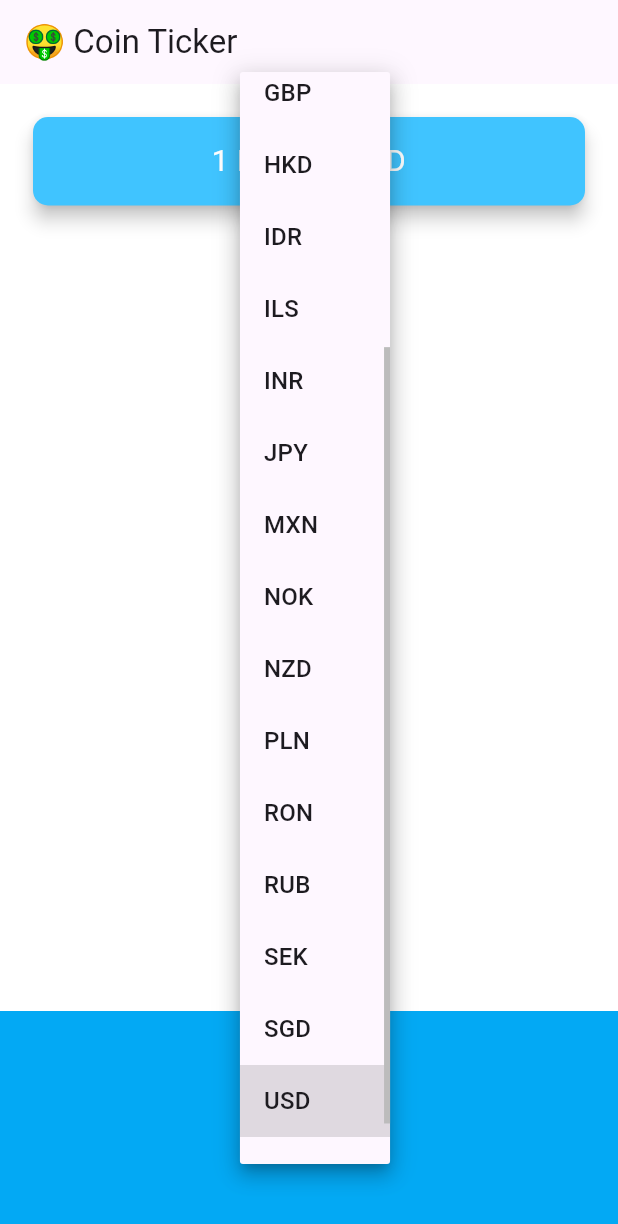
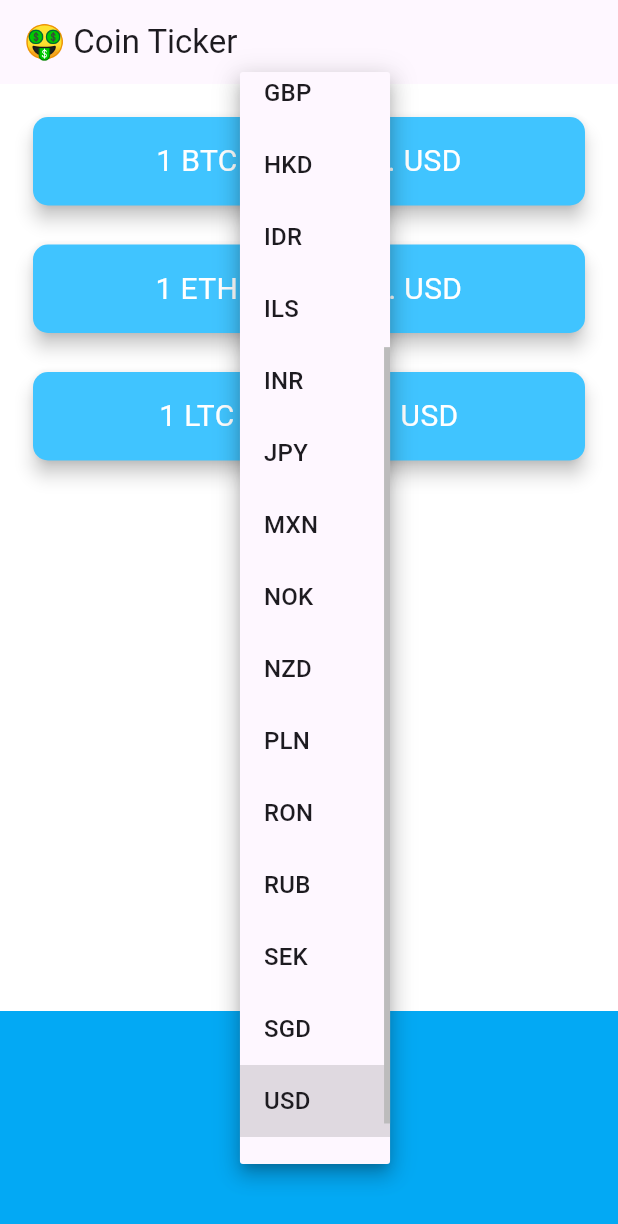
Before and after one commit to GuilhermeSilvaCosta/bitcoin-ticker-flutter, a Flutter app: the screen it shows after launch, after a tap on "USD", on a phone screen of 412 x 824 dp. Shown: the top 1224 px of the screen. Run offline on Flutter 3.47's test engine with Material 2 defaults, Android fonts, the phone set to English and light mode, and no system bars; our stand-ins replace flutter_dotenv; network calls fail.

Commit message:
Finish app

```diff
--- /dev/null
+++ b/lib/clients/coin_api.dart
@@ -0,0 +1,34 @@
+import 'networking.dart';
+import 'package:flutter_dotenv/flutter_dotenv.dart';
+
+const host = 'https://rest.coinapi.io/v1/exchangerate';
+
+class CoinApi extends NetworkHelper {
+
+  Map<String, String> headers = { 'X-CoinAPI-Key': dotenv.get('COINAPI_KEY') };
+
+  Future<double> getBTCRate(String to) async {
+
+    String url = '$host/BTC/$to';
+
+    dynamic result = await getData(url, headers);
+    return result['rate'];
+  }
+
+  Future<double> getETHRate(String to) async {
+
+    String url = '$host/ETH/$to';
+
+    dynamic result = await getData(url, headers);
+    return result['rate'];
+  }
+
+  Future<double> getLTCRate(String to) async {
+
+    String url = '$host/LTC/$to';
+
+    dynamic result = await getData(url, headers);
+    return result['rate'];
+  }
+
+}
--- /dev/null
+++ b/lib/clients/networking.dart
@@ -0,0 +1,17 @@
+import 'package:http/http.dart' as http;
+import 'dart:convert';
+
+class NetworkHelper {
+
+  Future<dynamic> getData(String url, Map<String, String> headers) async {
+    Uri uri = Uri.parse(url);
+    http.Response response = await http.get(uri, headers: headers);
+    if (response.statusCode == 200) {
+      String data = response.body;
+      return jsonDecode(data);
+    } else {
+      print(response.statusCode);
+    }
+  }
+
+}
--- a/lib/main.dart
+++ b/lib/main.dart
@@ -1,7 +1,9 @@
 import 'package:flutter/material.dart';
 import 'price_screen.dart';
+import 'package:flutter_dotenv/flutter_dotenv.dart';
 
-void main() {
+void main() async {
+  await dotenv.load(fileName: '.env');
   runApp(const MyApp());
 }
 
--- a/lib/price_screen.dart
+++ b/lib/price_screen.dart
@@ -1,3 +1,4 @@
+import 'package:bitcoin_ticker/clients/coin_api.dart';
 import 'package:flutter/material.dart';
 import 'package:flutter/cupertino.dart';
 import 'coin_data.dart';
@@ -12,7 +13,12 @@ class PriceScreen extends StatefulWidget {
 
 class _PriceScreenState extends State<PriceScreen> {
 
+  static CoinApi coinApi = CoinApi();
+
   String selectedCurrency = 'USD';
+  String ratingBTCtoUSD = 'loading...';
+  String ratingETHtoUSD = 'loading...';
+  String ratingLTCtoUSD = 'loading...';
 
   DropdownButton<String> getAndroidDropDown() {
 
@@ -29,9 +35,7 @@ class _PriceScreenState extends State<PriceScreen> {
       value: selectedCurrency,
       items: items,
       onChanged: (String? value) {
-        setState(() {
-          selectedCurrency = value!;
-        });
+        updateUI(value!);
       },
     );
   }
@@ -47,13 +51,44 @@ class _PriceScreenState extends State<PriceScreen> {
     return CupertinoPicker(
       itemExtent: 32.0,
       onSelectedItemChanged: (selectedIndex) {
-        print(selectedIndex);
+        String selectedCurrency = currenciesList[selectedIndex];
+        updateUI(selectedCurrency);
       },
       children: items,
     );
   }
 
   Widget getPicker() => Platform.isIOS ? getIOsPicker() : getAndroidDropDown();
+
+  Future<String> getBTCRate(String selected) async {
+    return (await coinApi.getBTCRate(selected)).toStringAsFixed(2);
+  }
+
+  Future<String> getETHRate(String selected) async {
+    return (await coinApi.getETHRate(selected)).toStringAsFixed(2);
+  }
+
+  Future<String> getLTCRate(String selected) async {
+    return (await coinApi.getLTCRate(selected)).toStringAsFixed(2);
+  }
+
+  void updateUI(String selectedCurrency) async {
+    String ratingBTCtoUSD = await getBTCRate(selectedCurrency);
+    String ratingETHtoUSD = await getETHRate(selectedCurrency);
+    String ratingLTCtoUSD = await getLTCRate(selectedCurrency);
+    setState(() {
+      this.selectedCurrency = selectedCurrency;
+      this.ratingBTCtoUSD = ratingBTCtoUSD;
+      this.ratingETHtoUSD = ratingETHtoUSD;
+      this.ratingLTCtoUSD = ratingLTCtoUSD;
+    });
+  }
+
+  @override
+  void initState() {
+    super.initState();
+    updateUI(selectedCurrency);
+  }
 
   @override
   Widget build(BuildContext context) {
@@ -65,26 +100,73 @@ class _PriceScreenState extends State<PriceScreen> {
         mainAxisAlignment: MainAxisAlignment.spaceBetween,
         crossAxisAlignment: CrossAxisAlignment.stretch,
         children: <Widget>[
+          Column(
+            crossAxisAlignment: CrossAxisAlignment.stretch,
+            children: [
               Padding(
-            padding: EdgeInsets.fromLTRB(18.0, 18.0, 18.0, 0),
+                padding: const EdgeInsets.fromLTRB(18.0, 18.0, 18.0, 0),
                 child: Card(
                   color: Colors.lightBlueAccent,
                   elevation: 5.0,
                   shape: RoundedRectangleBorder(
                     borderRadius: BorderRadius.circular(10.0),
                   ),
-              child: const Padding(
-                padding: EdgeInsets.symmetric(vertical: 15.0, horizontal: 28.0),
+                  child: Padding(
+                    padding: const EdgeInsets.symmetric(vertical: 15.0, horizontal: 28.0),
                     child: Text(
-                  '1 BTC = ? USD',
+                      '1 BTC = $ratingBTCtoUSD $selectedCurrency',
                       textAlign: TextAlign.center,
-                  style: TextStyle(
+                      style: const TextStyle(
                         fontSize: 20.0,
                         color: Colors.white,
                       ),
                     ),
                   ),
                 ),
+              ),
+              Padding(
+                padding: const EdgeInsets.fromLTRB(18.0, 18.0, 18.0, 0),
+                child: Card(
+                  color: Colors.lightBlueAccent,
+                  elevation: 5.0,
+                  shape: RoundedRectangleBorder(
+                    borderRadius: BorderRadius.circular(10.0),
+                  ),
+                  child: Padding(
+                    padding: const EdgeInsets.symmetric(vertical: 15.0, horizontal: 28.0),
+                    child: Text(
+                      '1 ETH = $ratingETHtoUSD $selectedCurrency',
+                      textAlign: TextAlign.center,
+                      style: const TextStyle(
+                        fontSize: 20.0,
+                        color: Colors.white,
+                      ),
+                    ),
+                  ),
+                ),
+              ),
+              Padding(
+                padding: const EdgeInsets.fromLTRB(18.0, 18.0, 18.0, 0),
+                child: Card(
+                  color: Colors.lightBlueAccent,
+                  elevation: 5.0,
+                  shape: RoundedRectangleBorder(
+                    borderRadius: BorderRadius.circular(10.0),
+                  ),
+                  child: Padding(
+                    padding: const EdgeInsets.symmetric(vertical: 15.0, horizontal: 28.0),
+                    child: Text(
+                      '1 LTC = $ratingLTCtoUSD $selectedCurrency',
+                      textAlign: TextAlign.center,
+                      style: const TextStyle(
+                        fontSize: 20.0,
+                        color: Colors.white,
+                      ),
+                    ),
+                  ),
+                ),
+              ),
+            ],
           ),
           Container(
             height: 150.0,
--- a/pubspec.yaml
+++ b/pubspec.yaml
@@ -35,6 +35,8 @@ dependencies:
   # The following adds the Cupertino Icons font to your application.
   # Use with the CupertinoIcons class for iOS style icons.
   cupertino_icons: ^1.0.2
+  http: ^1.1.0
+  flutter_dotenv: ^5.1.0
 
 dev_dependencies:
   flutter_test:
@@ -59,7 +61,8 @@ flutter:
   uses-material-design: true
 
   # To add assets to your application, add an assets section, like this:
-  # assets:
+  assets:
+    - .env
   #   - images/a_dot_burr.jpeg
   #   - images/a_dot_ham.jpeg
 
```
Also changed, not shown: pubspec.lock, 1 other file. Lines whose indentation alone changed are shown as unchanged.
